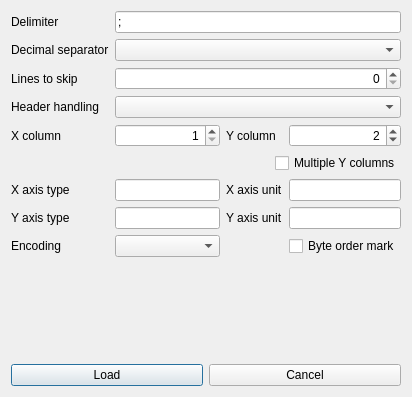
Old version of the form src/plugins/CSVSupport/src/loadcsvfiledialog.ui in the repository echmet/EDII.
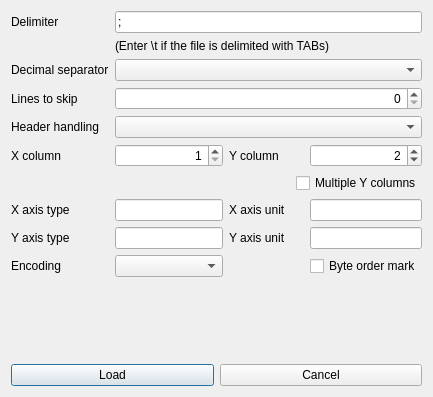
New version of the form.

Commit message: Show tab delimiter hint

```diff
--- a/src/plugins/CSVSupport/src/loadcsvfiledialog.ui
+++ b/src/plugins/CSVSupport/src/loadcsvfiledialog.ui
@@ -6,7 +6,7 @@
    <rect>
     <x>0</x>
     <y>0</y>
-    <width>412</width>
+    <width>433</width>
     <height>397</height>
    </rect>
   </property>
@@ -16,25 +16,79 @@
   <layout class="QVBoxLayout" name="verticalLayout">
    <item>
     <layout class="QGridLayout" name="gridLayout">
-     <item row="6" column="1">
+     <item row="7" column="2">
+      <widget class="QLabel" name="ql_xUnit">
+       <property name="text">
+        <string>X axis unit</string>
+       </property>
+      </widget>
+     </item>
+     <item row="4" column="0">
+      <widget class="QLabel" name="ql_headerHandling">
+       <property name="text">
+        <string>Header handling</string>
+       </property>
+      </widget>
+     </item>
+     <item row="6" column="0" colspan="4" alignment="Qt::AlignRight">
+      <widget class="QCheckBox" name="qcb_multipleYcols">
+       <property name="text">
+        <string>Multiple Y columns</string>
+       </property>
+      </widget>
+     </item>
+     <item row="3" column="0">
+      <widget class="QLabel" name="ql_linesToSkip">
+       <property name="text">
+        <string>Lines to skip</string>
+       </property>
+      </widget>
+     </item>
+     <item row="9" column="3">
+      <widget class="QCheckBox" name="qcb_bom">
+       <property name="text">
+        <string>Byte order mark</string>
+       </property>
+      </widget>
+     </item>
+     <item row="5" column="2">
+      <widget class="QLabel" name="ql_yColumn">
+       <property name="text">
+        <string>Y column</string>
+       </property>
+      </widget>
+     </item>
+     <item row="7" column="3">
+      <widget class="QLineEdit" name="qle_xUnit"/>
+     </item>
+     <item row="5" column="1">
+      <widget class="QSpinBox" name="qspbox_xColumn">
+       <property name="alignment">
+        <set>Qt::AlignRight|Qt::AlignTrailing|Qt::AlignVCenter</set>
+       </property>
+       <property name="minimum">
+        <number>1</number>
+       </property>
+       <property name="maximum">
+        <number>999999999</number>
+       </property>
+      </widget>
+     </item>
+     <item row="8" column="2">
+      <widget class="QLabel" name="ql_yUnit">
+       <property name="text">
+        <string>Y axis unit</string>
+       </property>
+      </widget>
+     </item>
+     <item row="7" column="1">
       <widget class="QLineEdit" name="qle_xType"/>
      </item>
-     <item row="8" column="1">
-      <widget class="QComboBox" name="qcbox_encoding">
-       <property name="sizePolicy">
-        <sizepolicy hsizetype="MinimumExpanding" vsizetype="Fixed">
-         <horstretch>0</horstretch>
-         <verstretch>0</verstretch>
-        </sizepolicy>
-       </property>
-      </widget>
+     <item row="8" column="3">
+      <widget class="QLineEdit" name="qle_yUnit"/>
      </item>
-     <item row="7" column="0">
-      <widget class="QLabel" name="ql_yCaption">
-       <property name="text">
-        <string>Y axis type</string>
-       </property>
-      </widget>
+     <item row="4" column="1" colspan="3">
+      <widget class="QComboBox" name="qcbox_headerHandling"/>
      </item>
      <item row="0" column="1" colspan="3">
       <widget class="QLineEdit" name="qle_delimiter">
@@ -43,36 +97,6 @@
        </property>
       </widget>
      </item>
-     <item row="4" column="0">
-      <widget class="QLabel" name="ql_xColumn">
-       <property name="text">
-        <string>X column</string>
-       </property>
-      </widget>
-     </item>
-     <item row="3" column="1" colspan="3">
-      <widget class="QComboBox" name="qcbox_headerHandling"/>
-     </item>
-     <item row="1" column="1" colspan="3">
-      <widget class="QComboBox" name="qcbox_decimalSeparator"/>
-     </item>
-     <item row="3" column="0">
-      <widget class="QLabel" name="ql_headerHandling">
-       <property name="text">
-        <string>Header handling</string>
-       </property>
-      </widget>
-     </item>
-     <item row="1" column="0">
-      <widget class="QLabel" name="ql_decimalSeparator">
-       <property name="toolTip">
-        <string/>
-       </property>
-       <property name="text">
-        <string>Decimal separator</string>
-       </property>
-      </widget>
-     </item>
      <item row="0" column="0">
       <widget class="QLabel" name="ql_delimiter">
        <property name="toolTip">
@@ -86,34 +110,37 @@
        </property>
       </widget>
      </item>
+     <item row="5" column="0">
+      <widget class="QLabel" name="ql_xColumn">
+       <property name="text">
+        <string>X column</string>
+       </property>
+      </widget>
+     </item>
+     <item row="9" column="1">
+      <widget class="QComboBox" name="qcbox_encoding">
+       <property name="sizePolicy">
+        <sizepolicy hsizetype="MinimumExpanding" vsizetype="Fixed">
+         <horstretch>0</horstretch>
+         <verstretch>0</verstretch>
+        </sizepolicy>
+       </property>
+      </widget>
+     </item>
+     <item row="2" column="1" colspan="3">
+      <widget class="QComboBox" name="qcbox_decimalSeparator"/>
+     </item>
      <item row="2" column="0">
-      <widget class="QLabel" name="ql_linesToSkip">
-       <property name="text">
-        <string>Lines to skip</string>
+      <widget class="QLabel" name="ql_decimalSeparator">
+       <property name="toolTip">
+        <string/>
        </property>
-      </widget>
-     </item>
-     <item row="4" column="1">
-      <widget class="QSpinBox" name="qspbox_xColumn">
-       <property name="alignment">
-        <set>Qt::AlignRight|Qt::AlignTrailing|Qt::AlignVCenter</set>
-       </property>
-       <property name="minimum">
-        <number>1</number>
-       </property>
-       <property name="maximum">
-        <number>999999999</number>
-       </property>
-      </widget>
-     </item>
-     <item row="4" column="2">
-      <widget class="QLabel" name="ql_yColumn">
        <property name="text">
-        <string>Y column</string>
+        <string>Decimal separator</string>
        </property>
       </widget>
      </item>
-     <item row="4" column="3">
+     <item row="5" column="3">
       <widget class="QSpinBox" name="qspbox_yColumn">
        <property name="alignment">
         <set>Qt::AlignRight|Qt::AlignTrailing|Qt::AlignVCenter</set>
@@ -129,7 +156,10 @@
        </property>
       </widget>
      </item>
-     <item row="2" column="1" colspan="3">
+     <item row="8" column="1">
+      <widget class="QLineEdit" name="qle_yType"/>
+     </item>
+     <item row="3" column="1" colspan="3">
       <widget class="QSpinBox" name="qspbox_linesToSkip">
        <property name="alignment">
         <set>Qt::AlignRight|Qt::AlignTrailing|Qt::AlignVCenter</set>
@@ -145,31 +175,28 @@
        </property>
       </widget>
      </item>
-     <item row="8" column="3">
-      <widget class="QCheckBox" name="qcb_bom">
+     <item row="8" column="0">
+      <widget class="QLabel" name="ql_yCaption">
        <property name="text">
-        <string>Byte order mark</string>
+        <string>Y axis type</string>
        </property>
       </widget>
      </item>
-     <item row="6" column="2">
-      <widget class="QLabel" name="ql_xUnit">
+     <item row="9" column="0">
+      <widget class="QLabel" name="ql_encodingCaption">
        <property name="text">
-        <string>X axis unit</string>
+        <string>Encoding</string>
        </property>
       </widget>
      </item>
-     <item row="6" column="3">
-      <widget class="QLineEdit" name="qle_xUnit"/>
-     </item>
-     <item row="6" column="0">
+     <item row="7" column="0">
       <widget class="QLabel" name="ql_xType">
        <property name="text">
         <string>X axis type</string>
        </property>
       </widget>
      </item>
-     <item row="8" column="2">
+     <item row="9" column="2">
       <spacer name="horizontalSpacer">
        <property name="orientation">
         <enum>Qt::Horizontal</enum>
@@ -182,33 +209,13 @@
        </property>
       </spacer>
      </item>
-     <item row="7" column="2">
-      <widget class="QLabel" name="ql_yUnit">
+     <item row="1" column="1" colspan="3">
+      <widget class="QLabel" name="ql_tabDelimiterHint">
        <property name="text">
-        <string>Y axis unit</string>
+        <string>(Enter \t if the file is delimited with TABs)</string>
        </property>
       </widget>
      </item>
-     <item row="5" column="0" colspan="4" alignment="Qt::AlignRight">
-      <widget class="QCheckBox" name="qcb_multipleYcols">
-       <property name="text">
-        <string>Multiple Y columns</string>
-       </property>
-      </widget>
-     </item>
-     <item row="7" column="3">
-      <widget class="QLineEdit" name="qle_yUnit"/>
-     </item>
-     <item row="8" column="0">
-      <widget class="QLabel" name="ql_encodingCaption">
-       <property name="text">
-        <string>Encoding</string>
-       </property>
-      </widget>
-     </item>
-     <item row="7" column="1">
-      <widget class="QLineEdit" name="qle_yType"/>
-     </item>
     </layout>
    </item>
    <item>
```
